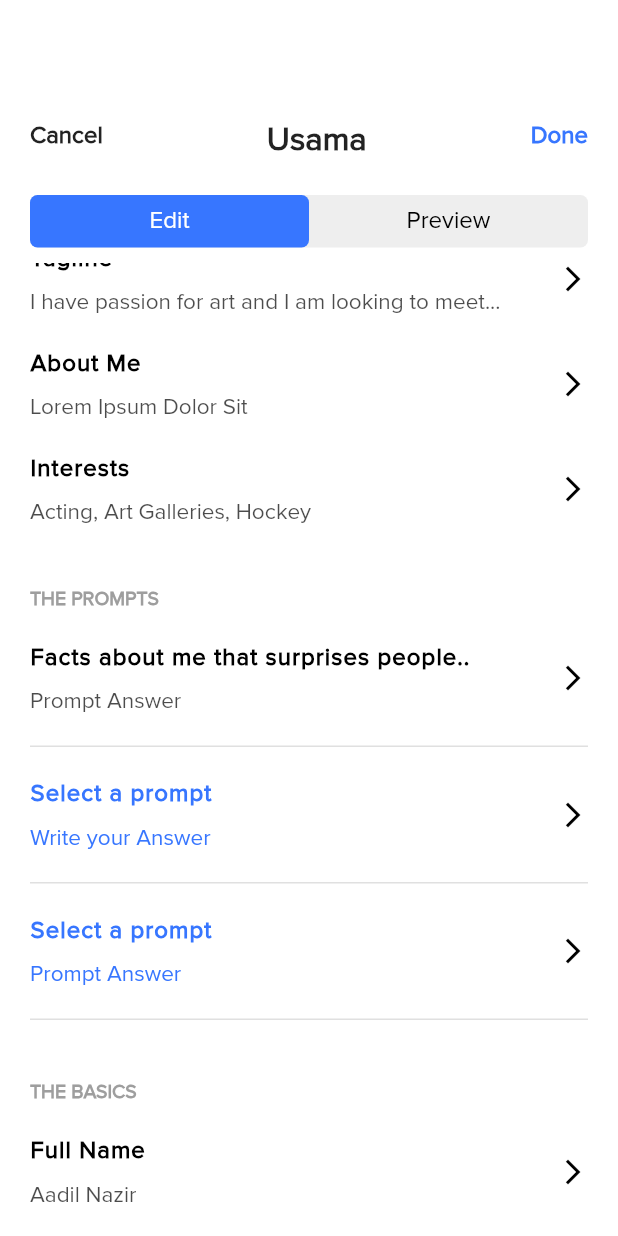
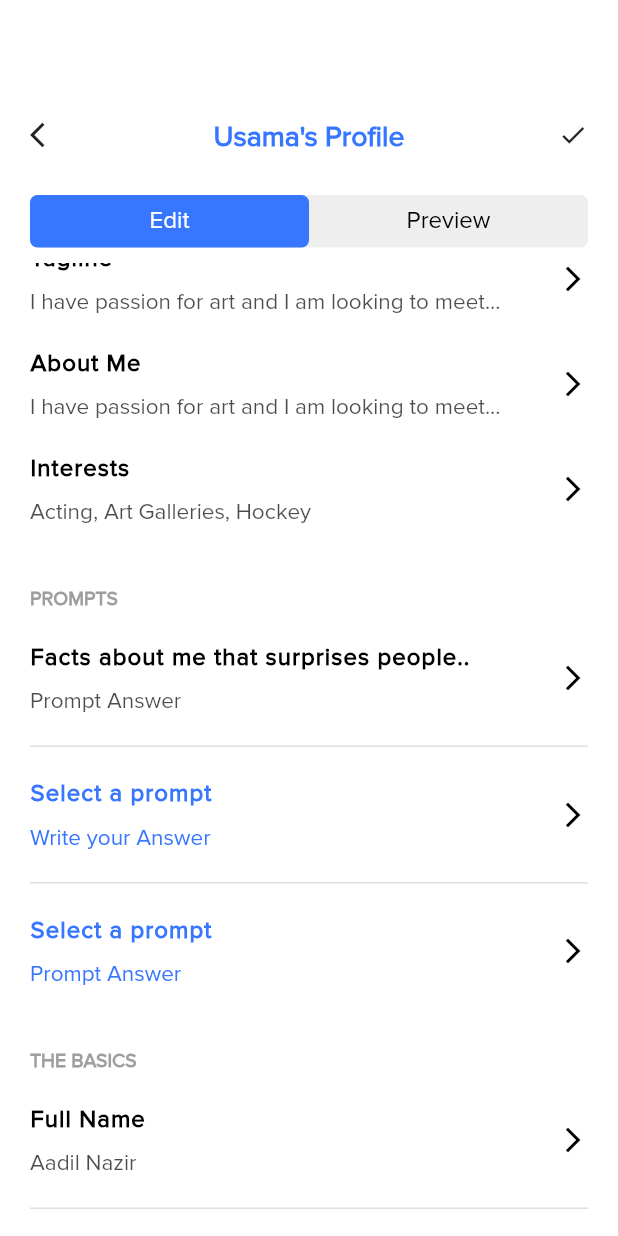
Before and after one commit to numanjaved14/mashallete-dating-app, a Flutter app: the ProfileEditTabBarScreen screen opened by its route, scrolled down 576 dp, on a phone screen of 412 x 824 dp. Run offline on Flutter 3.47's test engine with Material 2 defaults, Android fonts, the phone set to English and light mode, and no system bars; our stand-ins replace blurrycontainer, dotted_border, page_transition, percent_indicator, pinput; missing offline and left inert: audio_wave, audio_waveforms, cupertino_range_slider_improved.

Commit message:
profile edit tab bar.

```diff
--- a/lib/ProfileScreens/edit_profile_screen.dart
+++ b/lib/ProfileScreens/edit_profile_screen.dart
@@ -61,34 +61,10 @@ class _EditProfileScreenState extends State<EditProfileScreen> {
             const SizedBox(
               height: 20,
             ),
-            // Align(
-            //   alignment: Alignment.centerLeft,
-            //   child: Text(
-            //     "INTERESTS",
-            //     style: utils.extraSmallHeadingTextStyle(color: Colors.grey),
-            //   ),
-            // ),
-            // const SizedBox(
-            //   height: 10,
-            // ),
-            // Wrap(
-            //   alignment: WrapAlignment.center,
-            //   children: [
-            //     for (int i = 0; i < arts.length; i++)
-            //       utils.interestsHomeWidget(
-            //         text: arts[i],
-            //         selected: false,
-            //         onTap: () {},
-            //       ),
-            //   ],
-            // ),
-            // const SizedBox(
-            //   height: 30,
-            // ),
             Align(
               alignment: Alignment.centerLeft,
               child: Text(
-                "ABOUT",
+                "ABOUT ME",
                 style: utils.extraSmallHeadingTextStyle(color: Colors.grey),
               ),
             ),
@@ -102,7 +78,7 @@ class _EditProfileScreenState extends State<EditProfileScreen> {
             ),
             utils.editProfileWidget(
               title: "About Me",
-              body: "Lorem Ipsum Dolor Sit",
+              body: "I have passion for art and I am looking to meet...",
               margin: 0.0,
               onTap: () {
                 Navigator.pushNamed(context, aboutMeEditScreenRoute);
@@ -121,7 +97,7 @@ class _EditProfileScreenState extends State<EditProfileScreen> {
             Align(
               alignment: Alignment.centerLeft,
               child: Text(
-                "THE PROMPTS",
+                "PROMPTS",
                 style: utils.extraSmallHeadingTextStyle(color: Colors.grey),
               ),
             ),
@@ -151,10 +127,7 @@ class _EditProfileScreenState extends State<EditProfileScreen> {
                 Navigator.pushNamed(context, promptQuestionScreenRoute);
               },
             ),
-            utils.line(),
-            const SizedBox(
-              height: 40,
-            ),
+            SizedBox(height: 20),
             Align(
               alignment: Alignment.centerLeft,
               child: Text(
@@ -169,27 +142,55 @@ class _EditProfileScreenState extends State<EditProfileScreen> {
             utils.line(),
             utils.editProfileWidget(title: "Gender", body: "Male"),
             utils.line(),
-            utils.editProfileWidget(title: "Children", body: "Lorem Ipsum"),
+            utils.editProfileWidget(title: "Children", body: "Don't have any"),
             utils.line(),
-            utils.editProfileWidget(title: "Sect", body: "Lorem Ipsum"),
+            utils.editProfileWidget(title: "Sect", body: "Sunni"),
             utils.line(),
             utils.editProfileWidget(
-                title: "Religious Practice",
-                body: "Lorem Ipsum",
+                title: "Religiousness", body: "Very Religious"),
+            utils.line(),
+            utils.editProfileWidget(
+                title: "Diet", body: "Not filled out yet", isColorBlue: true),
+            utils.line(),
+            utils.editProfileWidget(
+                title: "Alcohol",
+                body: "Not filled out yet",
                 isColorBlue: true),
             utils.line(),
-            utils.editProfileWidget(title: "Diet", body: "Lorem Ipsum"),
+            utils.editProfileWidget(
+                title: "Smoking",
+                body: "Not filled out yet",
+                isColorBlue: true),
             utils.line(),
             utils.editProfileWidget(
-                title: "Alcohol", body: "Lorem Ipsum", isColorBlue: true),
+                title: "Education",
+                body: "Not filled out yet",
+                isColorBlue: true),
             utils.line(),
-            utils.editProfileWidget(title: "Smoking", body: "Lorem Ipsum"),
+            utils.editProfileWidget(
+                title: "Profession",
+                body: "Not filled out yet",
+                isColorBlue: true),
             utils.line(),
-            utils.editProfileWidget(title: "Education", body: "Lorem Ipsum"),
+            utils.editProfileWidget(
+                title: "Languages",
+                body: "Not filled out yet",
+                isColorBlue: true),
             utils.line(),
-            utils.editProfileWidget(title: "Profession", body: "Lorem Ipsum"),
+            utils.editProfileWidget(
+                title: "Have you ever been married?",
+                body: "Not filled out yet",
+                isColorBlue: true),
             utils.line(),
-            utils.editProfileWidget(title: "Language(s)", body: "Lorem Ipsum"),
+            utils.editProfileWidget(
+                title: "Want kids?",
+                body: "Not filled out yet",
+                isColorBlue: true),
+            utils.line(),
+            utils.editProfileWidget(
+                title: "Willing to relocate?",
+                body: "Not filled out yet",
+                isColorBlue: true),
             utils.line(),
             const SizedBox(
               height: 40,
--- a/lib/ProfileScreens/privacy_screen.dart
+++ b/lib/ProfileScreens/privacy_screen.dart
@@ -1,3 +1,4 @@
+import 'package:dating_app/Constants/app_constants.dart';
 import 'package:dating_app/Utilities/app_utils.dart';
 import 'package:flutter/material.dart';
 
@@ -44,7 +45,7 @@ class _PrivacyScreenState extends State<PrivacyScreen> {
                 ),
                 Text(
                   "Privacy",
-                  style: utils.mediumHeadingTextStyle(),
+                  style: utils.mediumHeadingTextStyle(color: blueColor),
                 ),
                 Container(
                   width: 20,
@@ -63,6 +64,7 @@ class _PrivacyScreenState extends State<PrivacyScreen> {
                   val1 = value;
                   setState(() {});
                 }),
+            utils.line(width: MediaQuery.of(context).size.width),
             utils.privacyWidget(
                 text2: "You'll see message content in notifications.",
                 text1: "Show Message Preview",
@@ -72,6 +74,7 @@ class _PrivacyScreenState extends State<PrivacyScreen> {
                   val2 = value;
                   setState(() {});
                 }),
+            utils.line(width: MediaQuery.of(context).size.width),
             utils.privacyWidget(
                 text2: "You will only be shown to people you like.",
                 text1: "Stealth Mode",
@@ -81,6 +84,7 @@ class _PrivacyScreenState extends State<PrivacyScreen> {
                   val3 = value;
                   setState(() {});
                 }),
+            utils.line(width: MediaQuery.of(context).size.width),
             utils.privacyWidget(
                 text2: "Prevent others from seeing if you're online.",
                 text1: "Hide Online Status",
@@ -90,6 +94,7 @@ class _PrivacyScreenState extends State<PrivacyScreen> {
                   val4 = value;
                   setState(() {});
                 }),
+            utils.line(width: MediaQuery.of(context).size.width),
             utils.privacyWidget(
                 text2: "Hide your location on your profile.",
                 text1: "Hide Location",
@@ -99,6 +104,7 @@ class _PrivacyScreenState extends State<PrivacyScreen> {
                   val5 = value;
                   setState(() {});
                 }),
+            utils.line(width: MediaQuery.of(context).size.width),
             utils.privacyWidget(
                 text2:
                     "You will only be shown to people who are \nwithin your set preference parameters.",
--- a/lib/ProfileScreens/profile_edit_tab_bar_screen.dart
+++ b/lib/ProfileScreens/profile_edit_tab_bar_screen.dart
@@ -46,15 +46,16 @@ class _ProfileEditTabBarScreenState extends State<ProfileEditTabBarScreen>
                       onTap: () {
                         Navigator.pop(context);
                       },
-                      child: Text(
-                        "Cancel",
-                        style: utils.smallHeadingTextStyle(),
+                      child: Icon(
+                        Icons.arrow_back_ios,
+                        size: 20,
                       ),
                     ),
                     const Text(
-                      "Usama",
+                      "Usama's Profile",
                       style: TextStyle(
-                        fontSize: 22,
+                        fontSize: 19,
+                        color: blueColor,
                         fontFamily: "ProximaNova",
                         fontWeight: FontWeight.bold,
                       ),
@@ -63,9 +64,9 @@ class _ProfileEditTabBarScreenState extends State<ProfileEditTabBarScreen>
                       onTap: () {
                         Navigator.pop(context);
                       },
-                      child: Text(
-                        "Done",
-                        style: utils.smallHeadingTextStyle(color: blueColor),
+                      child: Icon(
+                        Icons.check,
+                        size: 20,
                       ),
                     ),
                   ],
--- a/lib/Utilities/app_utils.dart
+++ b/lib/Utilities/app_utils.dart
@@ -1377,7 +1377,7 @@ class AppUtils {
                 text2,
                 style: TextStyle(
                   fontFamily: "ProximaNova",
-                  fontSize: width > 400 ? 16 : 14,
+                  fontSize: width > 400 ? 15 : 13,
                 ),
               ),
             ],
```
Also changed, not shown: lib/ScrapsAndOldCode/do_not_delete_or_remove.dart (+25 -0 lines).
